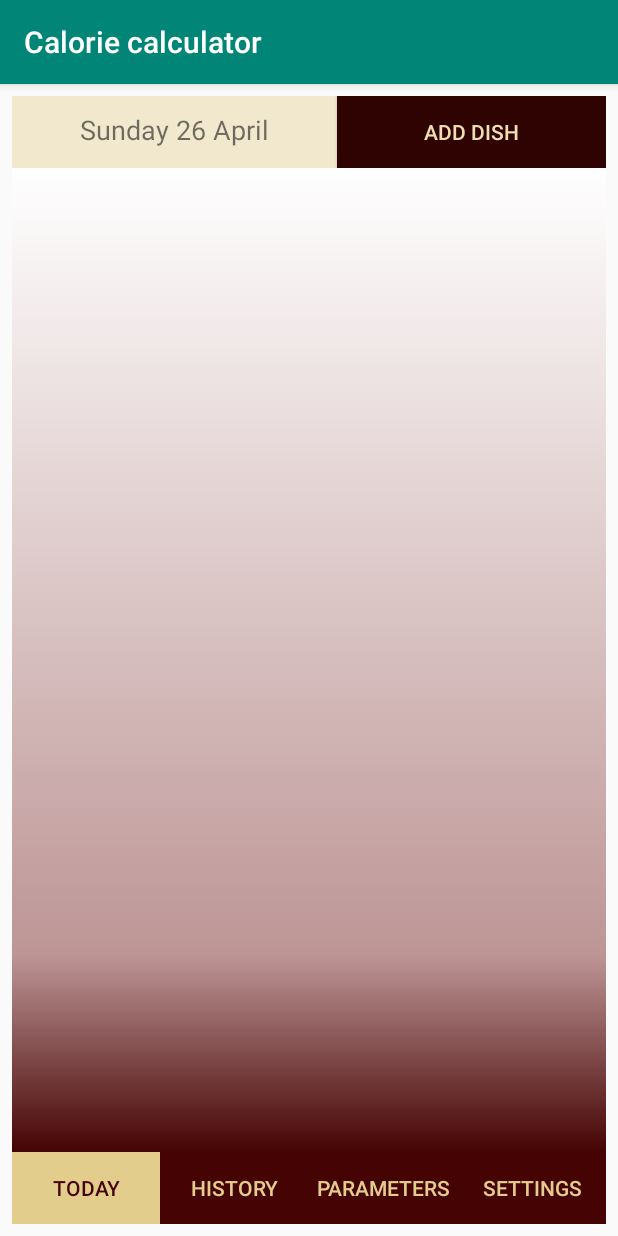
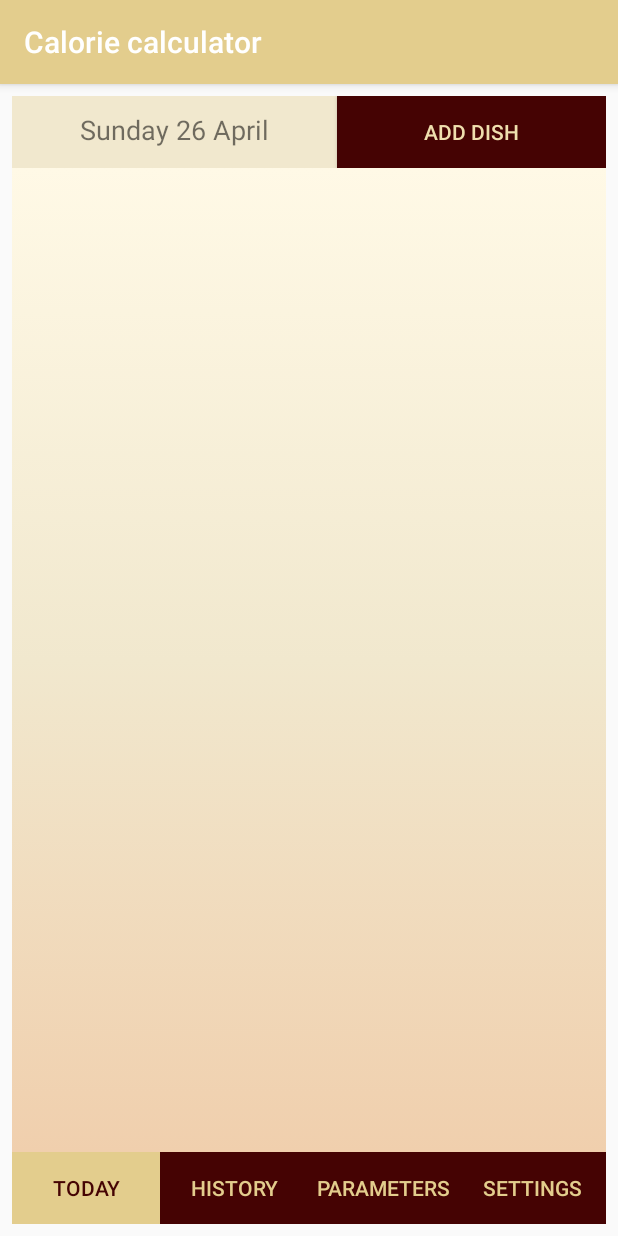
Before and after one commit to ecrikki/android_project, an Android app: the MainActivity screen opened directly, with no data from a screen before it, on a phone screen of 412 x 824 dp. Run offline under Robolectric (Android 15) with nearby library versions, the phone set to English and light mode, and no system bars; 1 statement that could not run was skipped.

Commit message:
ActiveBar custombackground logo

```diff
--- a/app/src/main/AndroidManifest.xml
+++ b/app/src/main/AndroidManifest.xml
@@ -4,9 +4,9 @@
 
     <application
         android:allowBackup="true"
-        android:icon="@mipmap/ic_launcher"
+        android:icon="@drawable/logo_small"
         android:label="@string/app_name"
-        android:roundIcon="@mipmap/ic_launcher_round"
+        android:roundIcon="@drawable/logo_small"
         android:supportsRtl="true"
         android:theme="@style/AppTheme">
         <activity android:name=".Logo_Activity">
--- a/app/src/main/res/drawable/custombackground.xml
+++ b/app/src/main/res/drawable/custombackground.xml
@@ -2,7 +2,7 @@
 <selector xmlns:android="http://schemas.android.com/apk/res/android">
 
     <item><shape>
-        <gradient android:angle="270" android:endColor="#450303" android:startColor="#ffffff" android:centerColor="#bd9595" android:centerY = "0.8"/>
+        <gradient android:angle="270" android:endColor="#f0cfad" android:startColor="#fff9e6" android:centerColor="#F1E8CE" />
 
 
 
--- a/app/src/main/res/layout/activity_main.xml
+++ b/app/src/main/res/layout/activity_main.xml
@@ -7,6 +7,7 @@
     tools:context=".MainActivity">
 
     <LinearLayout
+
         android:id="@+id/linearLayout2"
         android:layout_width="0dp"
         android:layout_height="wrap_content"
@@ -131,7 +132,7 @@
             android:layout_width="wrap_content"
             android:layout_height="wrap_content"
             android:layout_weight="1"
-            android:background="#300303"
+            android:background="@color/Bard"
             android:onClick="onClick_Add"
             android:text="@string/text_dish"
             android:textColor="#EFDFAE" />
--- a/app/src/main/res/values/styles.xml
+++ b/app/src/main/res/values/styles.xml
@@ -3,8 +3,8 @@
     <!-- Base application theme. -->
     <style name="AppTheme" parent="Theme.AppCompat.Light.DarkActionBar">
         <!-- Customize your theme here. -->
-        <item name="colorPrimary">@color/colorPrimary</item>
-        <item name="colorPrimaryDark">@color/colorPrimaryDark</item>
+        <item name="colorPrimary">@color/Peach</item>
+        <item name="colorPrimaryDark">@color/Bard</item>
         <item name="colorAccent">@color/colorAccent</item>
         <!--Убрать статс сверху-->
         <item name="android:windowFullscreen">true</item>
```
Also changed, not shown: app/src/main/res/drawable/logo_small.png (added).
